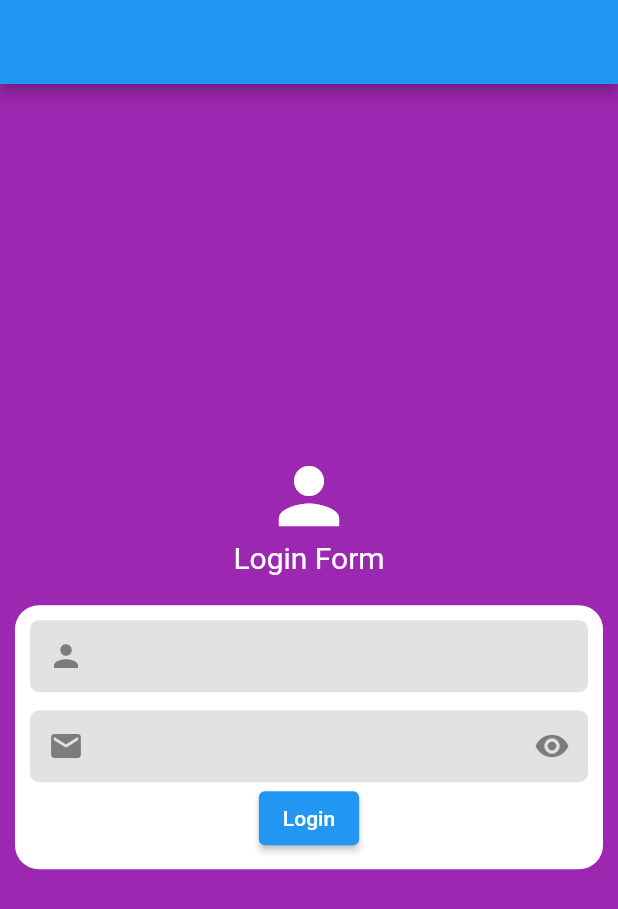
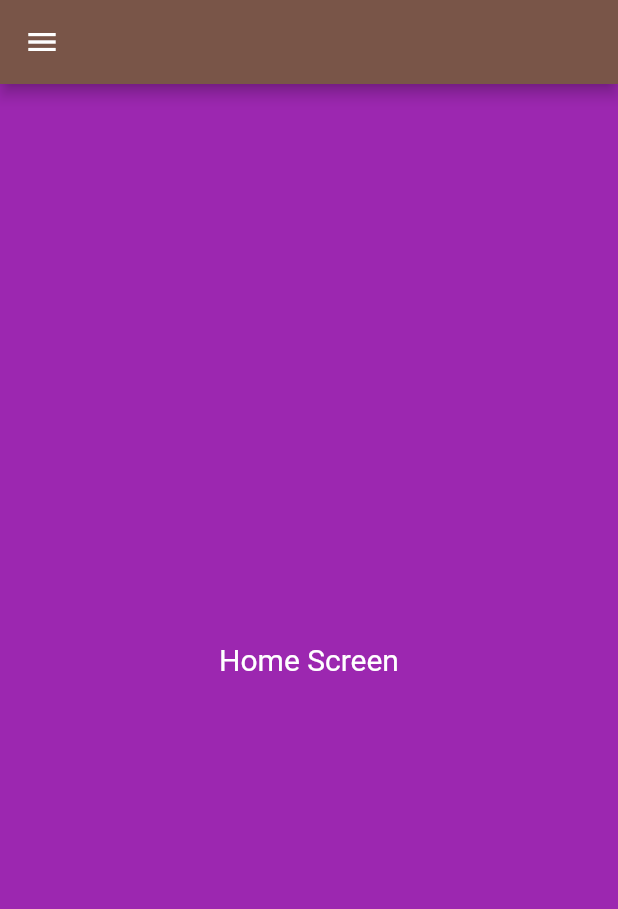
Before and after one commit to devkajolroy/flutter-login-design, a Flutter app: the screen it shows after launch, on a phone screen of 412 x 824 dp. Shown: the top 909 px of the screen. Run offline on Flutter 3.47's test engine with Material 2 defaults, Android fonts, the phone set to English and light mode, and no system bars.

Commit message:
route and theme config

```diff
--- a/lib/main.dart
+++ b/lib/main.dart
@@ -1,3 +1,5 @@
+import 'package:app_one/screens/home_screen.dart';
+import 'package:app_one/screens/login_screen.dart';
 import 'package:flutter/material.dart';
 
 void main() {
@@ -26,63 +28,16 @@ class Home extends StatefulWidget {
 class _HomeState extends State<Home> {
   @override
   Widget build(BuildContext context) {
-    return Scaffold(
-      backgroundColor: Colors.purple,
-      appBar: AppBar(),
-      body: Column(
-        mainAxisAlignment: MainAxisAlignment.center,
-        children: [
-          const Icon(
-            Icons.person,
-            size: 60,
-            color: Colors.white,
-          ),
-          const Text(
-            "Login Form",
-            style: TextStyle(color: Colors.white, fontSize: 20),
-          ),
-          const SizedBox(
-            height: 20,
-          ),
-          Container(
-            padding: const EdgeInsets.all(10),
-            margin: const EdgeInsets.symmetric(horizontal: 10),
-            decoration: BoxDecoration(
-                color: Colors.white, borderRadius: BorderRadius.circular(16)),
-            child: Column(
-              children: [
-                Container(
-                  decoration: BoxDecoration(
-                    color: Colors.grey.withOpacity(0.3),
-                    borderRadius: BorderRadius.circular(6),
-                  ),
-                  child: const TextField(
-                    decoration: InputDecoration(
-                        prefixIcon: Icon(Icons.person),
-                        border: InputBorder.none),
-                  ),
-                ),
-                const SizedBox(
-                  height: 12,
-                ),
-                Container(
-                  decoration: BoxDecoration(
-                    color: Colors.grey.withOpacity(0.3),
-                    borderRadius: BorderRadius.circular(6),
-                  ),
-                  child: const TextField(
-                    decoration: InputDecoration(
-                        prefixIcon: Icon(Icons.email),
-                        suffixIcon: Icon(Icons.remove_red_eye),
-                        border: InputBorder.none),
-                  ),
-                ),
-                ElevatedButton(onPressed: () {}, child: const Text("Login")),
-              ],
-            ),
-          )
-        ],
-      ),
+    return MaterialApp(
+      debugShowCheckedModeBanner: false,
+      themeMode: ThemeMode.light,
+      theme: ThemeData(primarySwatch: Colors.brown),
+      darkTheme: ThemeData(brightness: Brightness.light),
+      initialRoute: "home",
+      routes: {
+        "home": (context) => const HomeScreen(),
+        "/login": (context) => const LoginScreen(),
+      },
     );
   }
 }
--- /dev/null
+++ b/lib/screens/home_screen.dart
@@ -0,0 +1,22 @@
+import 'package:flutter/material.dart';
+
+class HomeScreen extends StatelessWidget {
+  const HomeScreen({super.key});
+
+  @override
+  Widget build(BuildContext context) {
+    return Scaffold(
+      backgroundColor: Colors.purple,
+      appBar: AppBar(),
+      body: Center(
+        child: Container(
+          child: const Text(
+            "Home Screen",
+            style: TextStyle(fontSize: 20, color: Colors.white),
+          ),
+        ),
+      ),
+      drawer: const Drawer(),
+    );
+  }
+}
--- /dev/null
+++ b/lib/screens/login_screen.dart
@@ -0,0 +1,21 @@
+import 'package:flutter/material.dart';
+
+class LoginScreen extends StatelessWidget {
+  const LoginScreen({super.key});
+
+  @override
+  Widget build(BuildContext context) {
+    return Scaffold(
+      appBar: AppBar(),
+      body: Container(
+        child: const Center(
+          child: Text(
+            "Login screen",
+            style: TextStyle(fontSize: 30),
+          ),
+        ),
+      ),
+      drawer: const Drawer(),
+    );
+  }
+}
```
